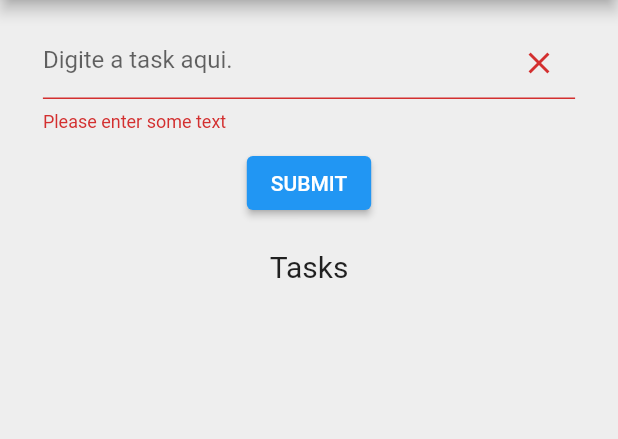
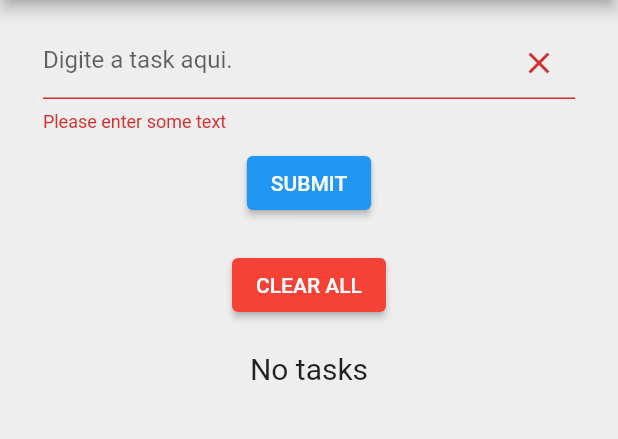
Before and after one commit to enricocaliolo/todo-app-flutter, a Flutter app: the screen it shows after launch, after a tap on "SUBMIT", on a phone screen of 412 x 824 dp, the part 84-523 px from its top. Run offline on Flutter 3.47's test engine with Material 2 defaults, Android fonts, the phone set to English and light mode, and no system bars; our stand-ins replace shared_preferences.

```diff
--- a/analysis_options.yaml
+++ b/analysis_options.yaml
@@ -24,8 +24,7 @@ linter:
   rules:
     # avoid_print: false  # Uncomment to disable the `avoid_print` rule
     # prefer_single_quotes: true  # Uncomment to enable the `prefer_single_quotes` rule
-    prefer_double_quotes: true
-    prefer_single_quotes: false
+
 
 # Additional information about this file can be found at
 # https://dart.dev/guides/language/analysis-options
--- a/lib/interfaces/task.dart
+++ b/lib/interfaces/task.dart
@@ -2,4 +2,12 @@ class Task {
   String title;
 
   Task({required this.title});
+
+  Map toJson() => {
+        'title': title,
+      };
+
+  factory Task.fromJson(Map json) => Task(
+        title: json['title'],
+      );
 }
--- a/lib/main.dart
+++ b/lib/main.dart
@@ -1,5 +1,6 @@
 import 'package:flutter/material.dart';
 import 'package:provider/provider.dart';
+import './providers/tasks.dart';
 import './providers/providers.dart';
 import './screens/screens.dart';
 
@@ -17,6 +18,8 @@ class MyApp extends StatelessWidget {
 
   @override
   Widget build(BuildContext context) {
+    context.watch<Tasks>().initialState();
+
     return MaterialApp(
       debugShowCheckedModeBanner: false,
       theme: ThemeData(
--- a/lib/providers/tasks.dart
+++ b/lib/providers/tasks.dart
@@ -1,19 +1,38 @@
-import 'package:flutter/material.dart';
-import 'package:provider/provider.dart';
-import '../interfaces/interfaces.dart';
+import 'dart:convert';
+
+import "package:flutter/material.dart";
+import "package:provider/provider.dart";
+import "../interfaces/interfaces.dart";
+import "package:shared_preferences/shared_preferences.dart";
 
 class Tasks with ChangeNotifier {
   List<Task> _tasks = [];
 
+  Tasks() {
+    initialState();
+  }
+
   List get tasks => _tasks;
 
-  void add(String title) {
-    _tasks.add(Task(title: title));
+  void initialState() {
+    syncDataWithProvider();
+  }
+
+  void add(Task task) {
+    _tasks.add(task);
+    updateSharedPreferences();
     notifyListeners();
   }
 
-  void delete(String title) {
-    _tasks.removeWhere((element) => element.title == title);
+  void delete(Task task) {
+    _tasks.removeWhere((element) => element.title == task.title);
+    updateSharedPreferences();
+    notifyListeners();
+  }
+
+  void deleteAll() {
+    _tasks.clear();
+    updateSharedPreferences();
     notifyListeners();
   }
 
@@ -31,4 +50,28 @@ class Tasks with ChangeNotifier {
 
     notifyListeners();
   }
+
+  int getTaskLength() {
+    return _tasks.length;
+  }
+
+  Future updateSharedPreferences() async {
+    List<String> myTasks =
+        _tasks.map((task) => json.encode(task.toJson())).toList();
+
+    SharedPreferences prefs = await SharedPreferences.getInstance();
+
+    await prefs.setStringList('tasks', myTasks);
+  }
+
+  Future syncDataWithProvider() async {
+    SharedPreferences prefs = await SharedPreferences.getInstance();
+    var result = prefs.getStringList('tasks');
+
+    if (result != null) {
+      _tasks = result.map((task) => Task.fromJson(json.decode(task))).toList();
+    }
+
+    notifyListeners();
+  }
 }
--- a/lib/screens/home_screen.dart
+++ b/lib/screens/home_screen.dart
@@ -36,17 +36,36 @@ class HomeScreen extends StatelessWidget {
                   hintText: "Digite a task aqui.",
                 ),
                 const SizedBox(height: 20.0),
+                ElevatedButton(
+                  style: const ButtonStyle(
+                    backgroundColor:
+                        MaterialStatePropertyAll<Color>(Colors.red),
+                  ),
+                  onPressed: () => context.read<Tasks>().deleteAll(),
+                  child: const Text("CLEAR ALL"),
+                ),
+                const SizedBox(height: 20.0),
+                // if()
+                (context.watch<Tasks>().tasks.isEmpty
+                    ? const Center(
+                        child: Text(
+                          'No tasks',
+                          style: TextStyle(fontSize: 20),
+                        ),
+                      )
+                    : Expanded(
+                        child: Column(
+                          children: [
                             const Center(
                               child: Text(
                                 "Tasks",
-                    style: TextStyle(
-                      fontSize: 20,
+                                style: TextStyle(fontSize: 20),
                               ),
                             ),
+                            const SizedBox(
+                              height: 20.0,
                             ),
-                const SizedBox(height: 20.0),
-                Expanded(
-                  child: ListView.builder(
+                            ListView.builder(
                               scrollDirection: Axis.vertical,
                               shrinkWrap: true,
                               itemCount: context.watch<Tasks>().tasks.length,
@@ -55,7 +74,9 @@ class HomeScreen extends StatelessWidget {
                                 return TaskWidget(task: task);
                               },
                             ),
+                          ],
                         ),
+                      ))
               ],
             ),
           ),
--- a/lib/widgets/form.dart
+++ b/lib/widgets/form.dart
@@ -1,5 +1,6 @@
 import 'package:flutter/material.dart';
 import 'package:provider/provider.dart';
+import 'package:todo_app/interfaces/interfaces.dart';
 import '../providers/providers.dart';
 
 class CustomForm extends StatefulWidget {
@@ -67,12 +68,12 @@ class _CustomFormState extends State<CustomForm> {
                 // );
                 // cleaning TextFormField
                 if (widget.action == "submit") {
-                  context.read<Tasks>().add(_controller.text);
+                  context.read<Tasks>().add(Task(title: _controller.text));
                 } else if (widget.action == "edit") {
                   context
                       .read<Tasks>()
                       .edit(widget.taskTitle, _controller.text);
-                  // Navigator.pop(context);
+                  Navigator.pop(context);
                 }
 
                 _controller.clear();
--- a/lib/widgets/task_widget.dart
+++ b/lib/widgets/task_widget.dart
@@ -42,7 +42,7 @@ class TaskWidget extends StatelessWidget {
                 padding: EdgeInsets.zero,
                 icon: const Icon(Icons.delete),
                 color: Colors.red,
-                onPressed: () => context.read<Tasks>().delete(task.title),
+                onPressed: () => context.read<Tasks>().delete(task),
               ),
             ],
           ),
--- a/pubspec.yaml
+++ b/pubspec.yaml
@@ -37,6 +37,7 @@ dependencies:
   # Use with the CupertinoIcons class for iOS style icons.
   cupertino_icons: ^1.0.2
   provider: ^6.0.4
+  shared_preferences: ^2.0.15
 
 dev_dependencies:
   flutter_test:
```
Also changed, not shown: lib/widgets/task_list_widget.dart (added, +34 -0 lines), pubspec.lock, 1 other file. Lines whose indentation alone changed are shown as unchanged.
